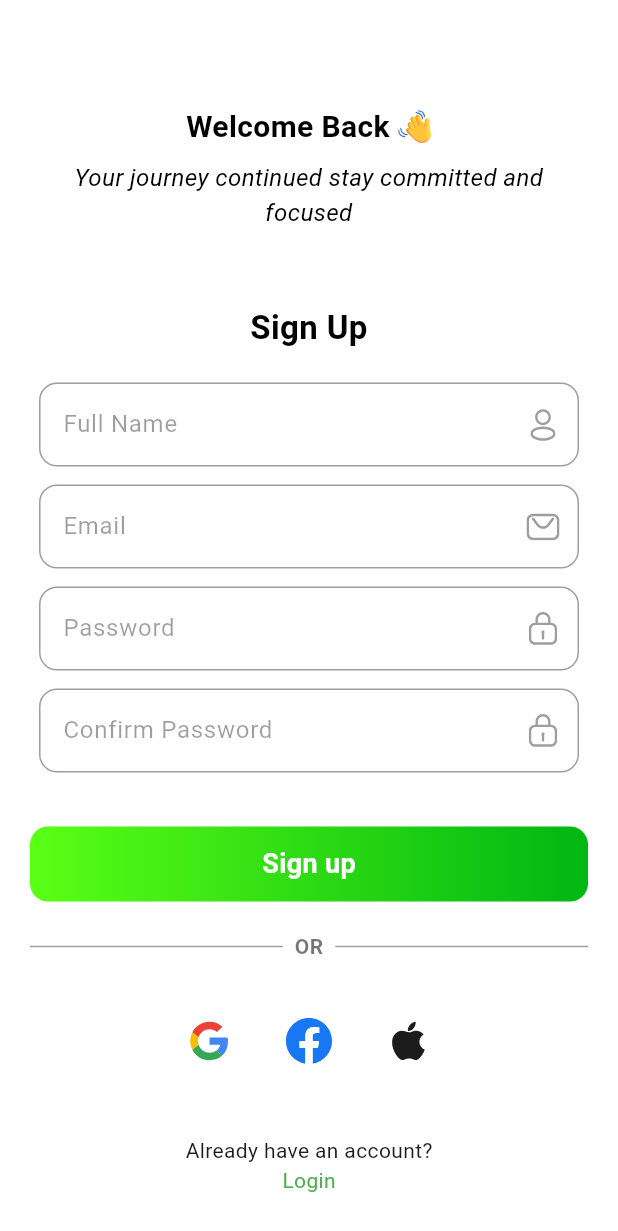
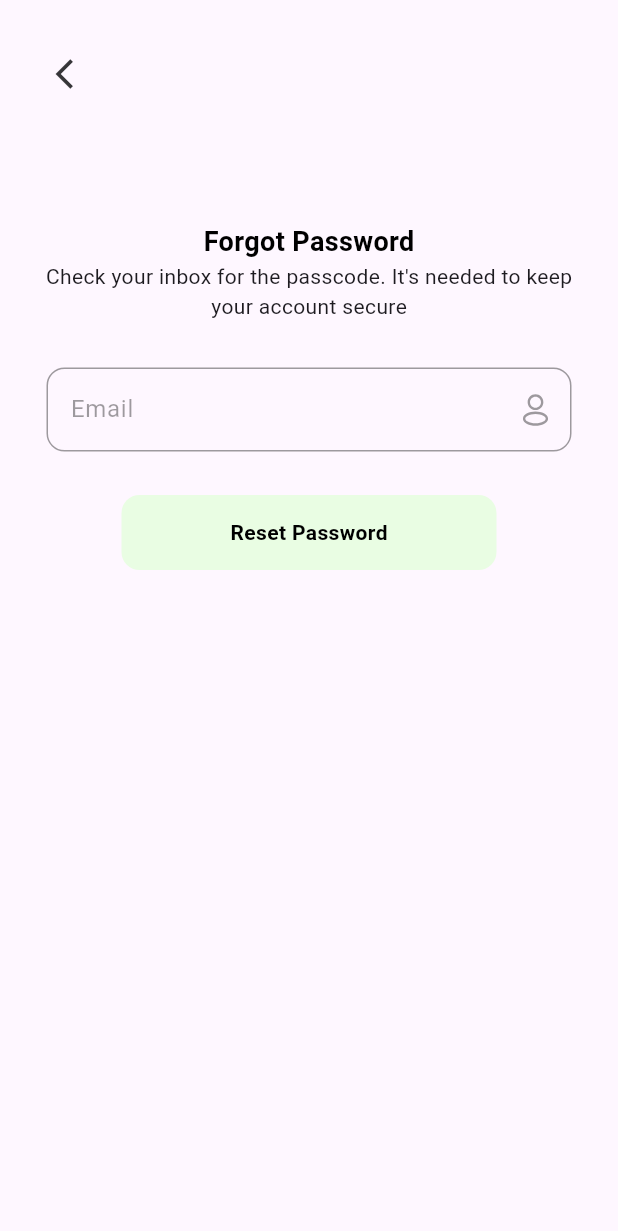
Before and after one commit to KashanMuhammad/FitLife, a Flutter app: the screen it shows after launch, on a phone screen of 412 x 824 dp. Shown: the top 1231 px of the screen. Run offline on Flutter 3.47's test engine with Material 3 defaults, Android fonts, the phone set to English and light mode, and no system bars; our stand-ins replace cloud_firestore, curved_navigation_bar, dropdown_button2, firebase_auth, firebase_core, fl_chart and 5 more; accounts and stored records are empty; project files that could hold a hidden picture were left out.

Commit message:
forgot_password_screen.dart completed with firebase functionalty

```diff
--- a/fitlife_app/lib/custom widgets/custom_inkwell.dart
+++ b/fitlife_app/lib/custom widgets/custom_inkwell.dart
@@ -8,16 +8,17 @@ class CustomInkwell extends StatelessWidget {
   const CustomInkwell({
     super.key,
     required this.text,
-    required this.isSelected,
+    this.isSelected = false,
     required this.onTap,
   });
 
   @override
   Widget build(BuildContext context) {
     return Padding(
-      padding: const EdgeInsets.all(8.0),
+      padding: const EdgeInsets.all(8),
       child: InkWell(
         onTap: onTap,
+        borderRadius: BorderRadius.circular(12),
         child: Container(
           height: 50,
           width: 250,
@@ -30,13 +31,12 @@ class CustomInkwell extends StatelessWidget {
             )
                 : null,
           ),
-          child: Center(
-            child: Text(
-              text,
-              style: TextStyle(
-                color: isSelected ? Colors.white : Colors.black,
-                fontWeight: FontWeight.w600,
-              ),
+          alignment: Alignment.center,
+          child: Text(
+            text,
+            style: TextStyle(
+              color: isSelected ? Colors.white : Colors.black,
+              fontWeight: FontWeight.w600,
             ),
           ),
         ),
--- /dev/null
+++ b/fitlife_app/lib/forgot_password_screen.dart
@@ -0,0 +1,83 @@
+import 'package:firebase_auth/firebase_auth.dart';
+import 'package:fitlife_app/custom%20widgets/custom_inkwell.dart';
+import 'package:fitlife_app/custom%20widgets/custom_textformfield.dart';
+import 'package:flutter/material.dart';
+
+class ForgotPasswordScreen extends StatefulWidget {
+  const ForgotPasswordScreen({super.key});
+
+  @override
+  State<ForgotPasswordScreen> createState() => _ForgotPasswordScreenState();
+}
+
+class _ForgotPasswordScreenState extends State<ForgotPasswordScreen> {
+  final GlobalKey<FormState> _formKey = GlobalKey<FormState>();
+  TextEditingController emailController = TextEditingController();
+
+  @override
+  Widget build(BuildContext context) {
+    return Scaffold(
+      body: SafeArea(
+        child: SingleChildScrollView(
+          padding: EdgeInsets.all(25),
+          child: Form(
+            key: _formKey,
+            child: Column(
+              children: [
+                Row(
+                  children: [
+                    IconButton(
+                      onPressed: () => Navigator.pop(context),
+                      icon: const Icon(
+                        Icons.arrow_back_ios,
+                        color: Color(0xFF363538),
+                      ),
+                    ),
+                  ],
+                ),
+                SizedBox(height: 75),
+                Center(
+                  child: Text(
+                    'Forgot Password',
+                    style: TextStyle(
+                      fontSize: 18,
+                      fontWeight: FontWeight.bold,
+                      color: Colors.black,
+                    ),
+                  ),
+                ),
+                Text("Check your inbox for the passcode. It's needed to keep"),
+                Center(child: Text("your account secure")),
+                SizedBox(height: 25),
+                CustomTextFormField(
+                  hintText: "Email",
+                  controller: emailController,
+                  suffixSvgAsset: "assets/images/person.svg",
+                ),
+                SizedBox(height: 15,),
+                CustomInkwell(text:"Reset Password" , onTap: () async {
+                  if (_formKey.currentState!.validate()) {
+                    try {
+                      await FirebaseAuth.instance
+                          .sendPasswordResetEmail(email: emailController.text.trim());
+
+                      ScaffoldMessenger.of(context).showSnackBar(
+                        SnackBar(content: Text('Password reset email sent!')),
+                      );
+
+                      Navigator.pop(context); // Optional: go back after success
+                    } on FirebaseAuthException catch (e) {
+                      ScaffoldMessenger.of(context).showSnackBar(
+                        SnackBar(content: Text(e.message ?? 'Something went wrong')),
+                      );
+                    }
+                  }
+                },),
+              ],
+            ),
+          ),
+        ),
+      ),
+    );
+  }
+}
--- a/fitlife_app/lib/main.dart
+++ b/fitlife_app/lib/main.dart
@@ -1,4 +1,5 @@
 import 'package:firebase_core/firebase_core.dart';
+import 'package:fitlife_app/forgot_password_screen.dart';
 import 'package:fitlife_app/login_screen.dart';
 import 'package:fitlife_app/privacy_policy_screen.dart';
 import 'package:fitlife_app/sign_up.dart';
@@ -17,7 +18,7 @@ void main() async {
   );
 
   runApp(
-    const MaterialApp(home: SignUp(), debugShowCheckedModeBanner: false),
+    const MaterialApp(home: ForgotPasswordScreen(), debugShowCheckedModeBanner: false),
   );
 }
 
```
